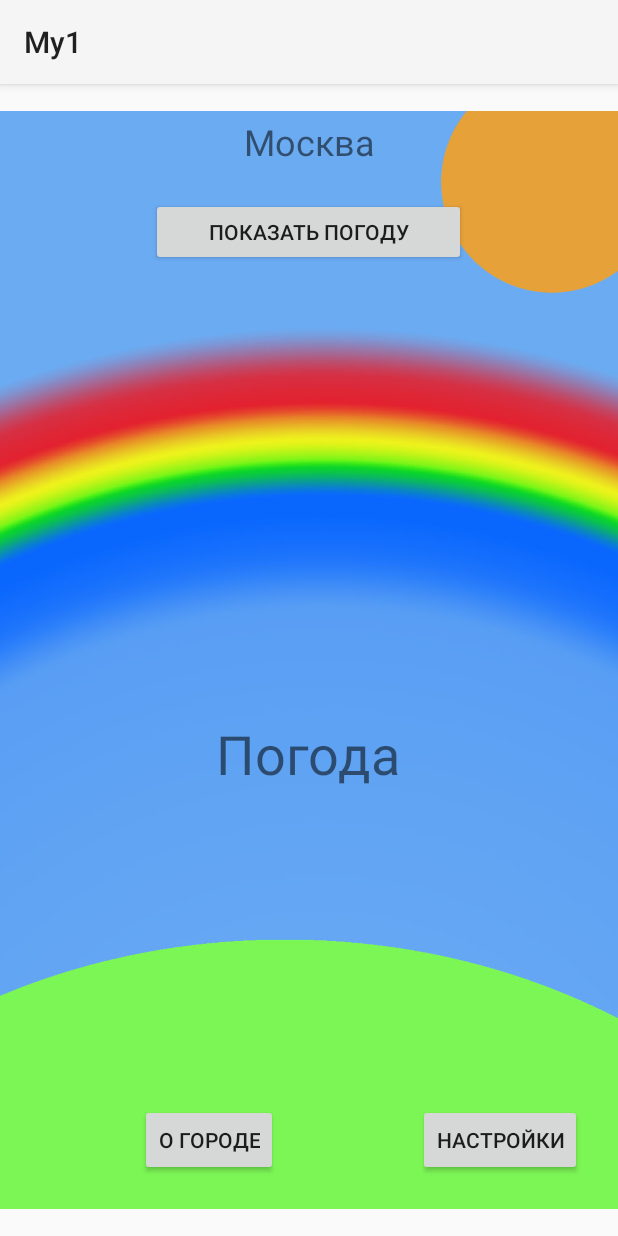
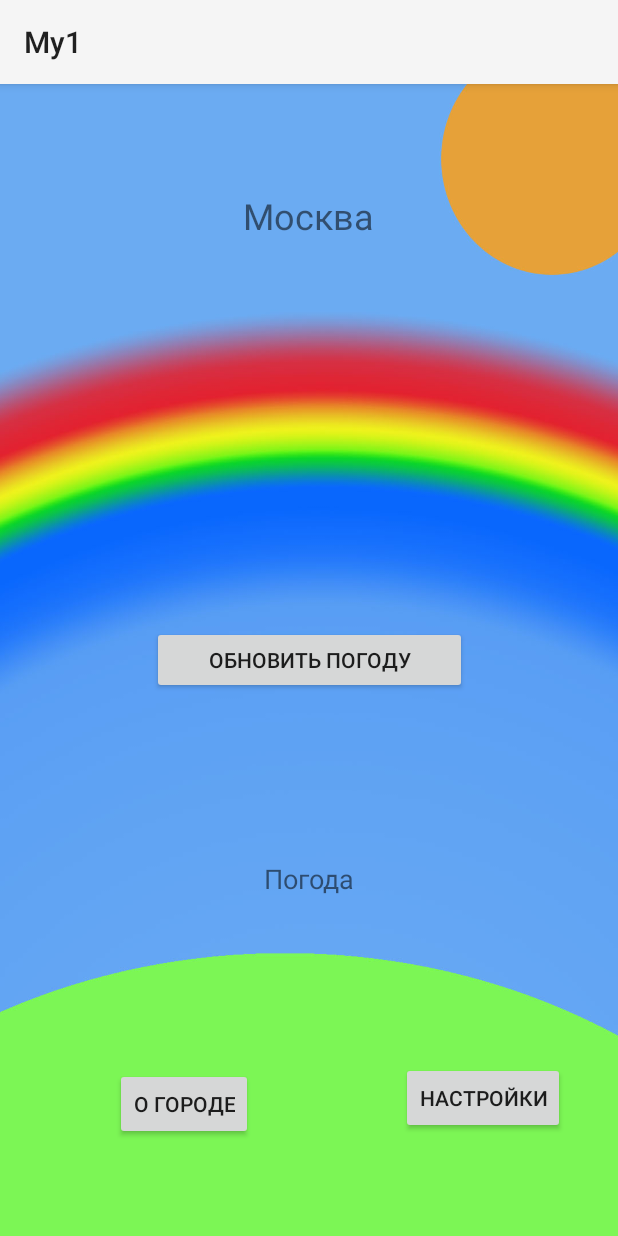
Before and after one commit to Puzzle-f/AndroidBase, an Android app: the screen it shows after launch (MainActivity), on a phone screen of 412 x 824 dp. Run offline under Robolectric (Android 15) with nearby library versions, the phone set to English and light mode, and no system bars.

Commit message:
-список городов хранится в SettingsActivity.java -проверка первого открытия активити в MainActivity -при смене ориентации приложение падает -кнопка info отображает только один сайт -если перейти в инфо и вернуться - краш из-за проверки первого входа

```diff
--- a/app/src/main/java/com/example/my1/MainActivity.java
+++ b/app/src/main/java/com/example/my1/MainActivity.java
@@ -1,7 +1,4 @@
 package com.example.my1;
-
-import androidx.annotation.NonNull;
-import androidx.appcompat.app.AppCompatActivity;
 
 import android.content.Intent;
 import android.content.res.Configuration;
@@ -12,8 +9,9 @@ import android.util.Log;
 import android.view.View;
 import android.widget.TextView;
 import android.widget.Toast;
-
-import static com.example.my1.SaveSettings.firstVisit;
+import androidx.annotation.NonNull;
+import androidx.appcompat.app.AppCompatActivity;
+import static com.example.my1.SaveSettings.defaultSetting;
 
 
 public class MainActivity extends AppCompatActivity {
@@ -31,27 +29,29 @@ public class MainActivity extends AppCompatActivity {
     protected void onStart() {
         counter++;
         super.onStart();
+        defaultSetting();
         getParametersCity();
-        defaultSetting();
         Log.i(TAG, "onStart");
         Toast.makeText(this, "onStart", Toast.LENGTH_SHORT).show();
     }
 
     private void getParametersCity(){
-        if(!firstVisit){
-            Log.i(TAG, "getParametersCity, counter " + counter);
-            String city = getIntent().getExtras().getString(SaveSettings.CITY);
-            TextView textView = findViewById(R.id.cityMain);
-            textView.setText(city);
+        try {
+                Log.i(TAG, "getParametersCity, counter " + counter);
+                String city = getIntent().getExtras().getString(SaveSettings.CITY);
+                TextView textView = findViewById(R.id.cityMain);
+                textView.setText(city);
+        } catch (NullPointerException e){
+            defaultSetting();
         }
     }
 
     private void defaultSetting(){
-        if(firstVisit){
+        if(defaultSetting){
             TextView textView = findViewById(R.id.cityMain);
-            textView.setText(SettingsActivity.cities[1]);
+            textView.setText(SaveSettings.cities[1]);
             Log.i(TAG, "defaultSetting");
-            firstVisit = false;
+            defaultSetting = false;
         }
     }
 
@@ -84,7 +84,9 @@ public class MainActivity extends AppCompatActivity {
     public void show(View view){
         Toast.makeText(this, R.string.weather, Toast.LENGTH_SHORT).show();
         Log.i(TAG, "Просмотр погоды");
-        Toast.makeText(this, "show", Toast.LENGTH_SHORT).show();
+        Toast.makeText(this, "Температура воздуха +25", Toast.LENGTH_SHORT).show();
+        TextView textView = findViewById(R.id.weather);
+        textView.setText(SaveSettings.weather);
     }
 
     public void onClick(View view) {
@@ -104,6 +106,7 @@ public class MainActivity extends AppCompatActivity {
         super.onStop();
         Log.i(TAG, "onStop");
         Toast.makeText(this, "onStop", Toast.LENGTH_SHORT).show();
+        finish();
     }
 
     @Override
@@ -111,6 +114,7 @@ public class MainActivity extends AppCompatActivity {
         super.onDestroy();
         Log.i(TAG, "onDestroy");
         Toast.makeText(this, "onDestroy", Toast.LENGTH_SHORT).show();
+        finish();
     }
 
     public void infoCity(View view) {
--- a/app/src/main/java/com/example/my1/SaveSettings.java
+++ b/app/src/main/java/com/example/my1/SaveSettings.java
@@ -4,8 +4,10 @@ public class SaveSettings {
     public static boolean checkBoxWindSpeedIsChecked;
     public static boolean atmosphericPressure;
     public static final String CITY = "city";
-    public static boolean firstVisit = true;
+    public static boolean  defaultSetting= true;
     public final String CITY_INFO = "CITY_INFO";
+    static String[] cities = {"Ростов-на-Дону", "Москва", "Санкт-Петербург", "Сочи", "Хабаровск", "Россошь"};
+    public static String weather = "Температура воздуха + 25°С";
 
 
 
--- a/app/src/main/java/com/example/my1/SettingsActivity.java
+++ b/app/src/main/java/com/example/my1/SettingsActivity.java
@@ -21,7 +21,6 @@ public class SettingsActivity extends Activity {
     private CheckBox checkBoxWindSpeed;
     private CheckBox checkBoxPressure;
     private boolean checkBoxWindSpeedIsChecked;
-    static String[] cities = {"Ростов-на-Дону", "Москва", "Санкт-Петербург", "Сочи", "Хабаровск", "Россошь"};
     private static final String KEY_WIN_SPEED = "checkBoxWindSpeedIsChecked";
     TextView selection;
 
@@ -31,7 +30,7 @@ public class SettingsActivity extends Activity {
         setContentView(R.layout.settings);
         selection = (TextView) findViewById(R.id.settings);
         Spinner spinner = (Spinner) findViewById(R.id.cities);
-        ArrayAdapter<String> adapter = new ArrayAdapter<String>(this, android.R.layout.simple_spinner_item, cities);
+        ArrayAdapter<String> adapter = new ArrayAdapter<String>(this, android.R.layout.simple_spinner_item, SaveSettings.cities);
         adapter.setDropDownViewResource(android.R.layout.simple_spinner_dropdown_item);
         spinner.setAdapter(adapter);
         AdapterView.OnItemSelectedListener itemSelectedListener = new AdapterView.OnItemSelectedListener() {
@@ -79,7 +78,7 @@ public class SettingsActivity extends Activity {
         intent.putExtra(SaveSettings.CITY, city());
         startActivity(intent);
         Log.i(TAG, "onClick Ok_Settings");
-        Toast.makeText(this, "onClick Ok_Settings", Toast.LENGTH_SHORT).show();
+        Toast.makeText(getApplicationContext(), "onClick Ok_Settings", Toast.LENGTH_SHORT).show();
     }
 
     public String city(){
--- a/app/src/main/res/layout/activity_main.xml
+++ b/app/src/main/res/layout/activity_main.xml
@@ -4,39 +4,34 @@
     xmlns:tools="http://schemas.android.com/tools"
     android:layout_width="match_parent"
     android:layout_height="match_parent"
+    android:background="@drawable/image"
     tools:context=".MainActivity">
-    <ImageView
-        android:id="@+id/imageView"
-        android:layout_width="wrap_content"
-        android:layout_height="wrap_content"
-        app:layout_constraintStart_toStartOf="parent"
-        app:layout_constraintTop_toTopOf="parent"
-        app:srcCompat="@drawable/image" />
 
     <Button
         android:id="@+id/button"
         android:layout_width="210dp"
         android:layout_height="45dp"
-        android:layout_marginTop="76dp"
         android:onClick="show"
-        android:text="Показать погоду"
+        android:text="Обновить погоду"
+
+        app:layout_constraintBottom_toBottomOf="parent"
         app:layout_constraintEnd_toEndOf="parent"
-        app:layout_constraintHorizontal_bias="0.497"
         app:layout_constraintStart_toStartOf="parent"
-
-        app:layout_constraintTop_toTopOf="@+id/imageView" />
+        app:layout_constraintTop_toTopOf="parent" />
 
     <Button
         android:id="@+id/settings"
         android:layout_width="wrap_content"
         android:layout_height="wrap_content"
-        android:layout_marginEnd="24dp"
-        android:layout_marginRight="24dp"
-        android:layout_marginBottom="40dp"
+        android:layout_marginBottom="56dp"
+        android:onClick="onClick"
         android:text="Настройки"
-        android:onClick="onClick"
         app:layout_constraintBottom_toBottomOf="parent"
-        app:layout_constraintEnd_toEndOf="parent" />
+        app:layout_constraintEnd_toEndOf="parent"
+        app:layout_constraintHorizontal_bias="0.883"
+        app:layout_constraintStart_toStartOf="parent"
+        app:layout_constraintTop_toBottomOf="@+id/button"
+        app:layout_constraintVertical_bias="0.953" />
 
     <TextView
         android:id="@+id/weather"
@@ -44,14 +39,12 @@
         android:layout_height="wrap_content"
         android:fontFamily="sans-serif"
         android:text="Погода"
-        android:textSize="36sp"
+        android:textSize="18sp"
         android:typeface="normal"
-        app:layout_constraintBottom_toBottomOf="@+id/imageView"
+        app:layout_constraintBottom_toTopOf="@+id/settings"
         app:layout_constraintEnd_toEndOf="parent"
-        app:layout_constraintHorizontal_bias="0.498"
         app:layout_constraintStart_toStartOf="parent"
-        app:layout_constraintTop_toTopOf="parent"
-        app:layout_constraintVertical_bias="0.587" />
+        app:layout_constraintTop_toBottomOf="@+id/button" />
 
     <TextView
         android:id="@+id/cityMain"
@@ -59,20 +52,26 @@
         android:layout_height="wrap_content"
         android:text="Город"
         android:textSize="24sp"
-        app:layout_constraintBottom_toTopOf="@+id/button"
+        app:layout_constraintBottom_toBottomOf="parent"
         app:layout_constraintEnd_toEndOf="parent"
+        app:layout_constraintHorizontal_bias="0.498"
         app:layout_constraintStart_toStartOf="parent"
-        app:layout_constraintTop_toTopOf="parent" />
+        app:layout_constraintTop_toTopOf="parent"
+        app:layout_constraintVertical_bias="0.097" />
 
     <Button
         android:id="@+id/infoCity"
         android:layout_width="wrap_content"
         android:layout_height="wrap_content"
+        android:layout_marginTop="4dp"
+        android:onClick="infoCity"
         android:text="@string/infoCity"
-        android:onClick="infoCity"
+        app:layout_constraintBottom_toBottomOf="parent"
         app:layout_constraintEnd_toStartOf="@+id/settings"
+        app:layout_constraintHorizontal_bias="0.436"
         app:layout_constraintStart_toStartOf="parent"
-        app:layout_constraintTop_toTopOf="@+id/settings" />
+        app:layout_constraintTop_toTopOf="@+id/settings"
+        app:layout_constraintVertical_bias="0.0" />
 
 
 </androidx.constraintlayout.widget.ConstraintLayout>
```
